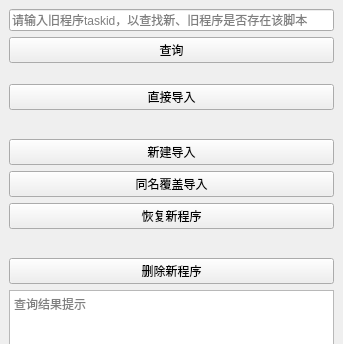
Above: ui/main.ui from jingchengyou/PyQt5_Example before the change; both pictures show x 0 to 343 and y 0 to 344 of the 343 by 501 pixel window. Below: the same form after it.
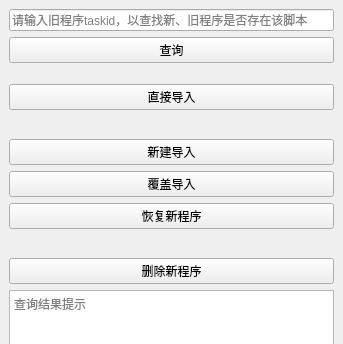
That is the form after the change.

```diff
--- a/ui/main.ui
+++ b/ui/main.ui
@@ -96,7 +96,7 @@
     <item>
      <widget class="QPushButton" name="coverButton">
       <property name="text">
-       <string>同名覆盖导入</string>
+       <string>覆盖导入</string>
       </property>
      </widget>
     </item>
```
